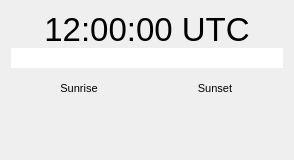
Old version of the form ui/ClockWidget.ui in the repository k5mcd/QLog.
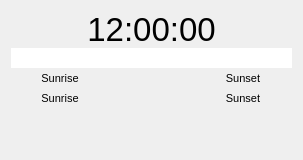
New version of the form.

The edit to the form file:
```diff
--- a/ui/ClockWidget.ui
+++ b/ui/ClockWidget.ui
@@ -6,7 +6,7 @@
    <rect>
     <x>0</x>
     <y>0</y>
-    <width>294</width>
+    <width>303</width>
     <height>160</height>
    </rect>
   </property>
@@ -25,7 +25,7 @@
       </font>
      </property>
      <property name="text">
-      <string>12:00:00 UTC</string>
+      <string>12:00:00</string>
      </property>
      <property name="alignment">
       <set>Qt::AlignCenter</set>
@@ -68,56 +68,136 @@
    </item>
    <item>
     <layout class="QHBoxLayout" name="horizontalLayout_2">
+     <item>
+      <spacer name="horizontalSpacer_6">
+       <property name="orientation">
+        <enum>Qt::Horizontal</enum>
+       </property>
+       <property name="sizeHint" stdset="0">
+        <size>
+         <width>40</width>
+         <height>20</height>
+        </size>
+       </property>
+      </spacer>
+     </item>
      <item>
       <widget class="QLabel" name="sunRiseLabel">
        <property name="sizePolicy">
-        <sizepolicy hsizetype="Expanding" vsizetype="Preferred">
+        <sizepolicy hsizetype="Maximum" vsizetype="Preferred">
          <horstretch>0</horstretch>
          <verstretch>0</verstretch>
         </sizepolicy>
        </property>
        <property name="minimumSize">
         <size>
-         <width>60</width>
+         <width>50</width>
          <height>0</height>
         </size>
        </property>
+       <property name="font">
+        <font>
+         <pointsize>8</pointsize>
+        </font>
+       </property>
        <property name="text">
-        <string/>
+        <string>Sunrise</string>
        </property>
        <property name="alignment">
         <set>Qt::AlignCenter</set>
        </property>
       </widget>
      </item>
+     <item>
+      <spacer name="horizontalSpacer_2">
+       <property name="orientation">
+        <enum>Qt::Horizontal</enum>
+       </property>
+       <property name="sizeType">
+        <enum>QSizePolicy::Maximum</enum>
+       </property>
+       <property name="sizeHint" stdset="0">
+        <size>
+         <width>150</width>
+         <height>20</height>
+        </size>
+       </property>
+      </spacer>
+     </item>
      <item>
       <widget class="QLabel" name="sunSetLabel">
        <property name="sizePolicy">
-        <sizepolicy hsizetype="Expanding" vsizetype="Preferred">
+        <sizepolicy hsizetype="Maximum" vsizetype="Preferred">
          <horstretch>0</horstretch>
          <verstretch>0</verstretch>
         </sizepolicy>
        </property>
        <property name="minimumSize">
         <size>
-         <width>60</width>
+         <width>50</width>
          <height>0</height>
         </size>
        </property>
+       <property name="font">
+        <font>
+         <pointsize>8</pointsize>
+        </font>
+       </property>
        <property name="text">
-        <string/>
+        <string>Sunset</string>
        </property>
        <property name="alignment">
         <set>Qt::AlignCenter</set>
        </property>
       </widget>
      </item>
+     <item>
+      <spacer name="horizontalSpacer_5">
+       <property name="orientation">
+        <enum>Qt::Horizontal</enum>
+       </property>
+       <property name="sizeHint" stdset="0">
+        <size>
+         <width>40</width>
+         <height>20</height>
+        </size>
+       </property>
+      </spacer>
+     </item>
     </layout>
    </item>
    <item>
     <layout class="QHBoxLayout" name="horizontalLayout">
+     <item>
+      <spacer name="horizontalSpacer_3">
+       <property name="orientation">
+        <enum>Qt::Horizontal</enum>
+       </property>
+       <property name="sizeHint" stdset="0">
+        <size>
+         <width>40</width>
+         <height>20</height>
+        </size>
+       </property>
+      </spacer>
+     </item>
      <item>
       <widget class="QLabel" name="label">
+       <property name="enabled">
+        <bool>true</bool>
+       </property>
+       <property name="sizePolicy">
+        <sizepolicy hsizetype="Maximum" vsizetype="Preferred">
+         <horstretch>0</horstretch>
+         <verstretch>0</verstretch>
+        </sizepolicy>
+       </property>
+       <property name="minimumSize">
+        <size>
+         <width>50</width>
+         <height>0</height>
+        </size>
+       </property>
        <property name="font">
         <font>
          <pointsize>8</pointsize>
@@ -131,8 +211,36 @@
        </property>
       </widget>
      </item>
+     <item>
+      <spacer name="horizontalSpacer">
+       <property name="orientation">
+        <enum>Qt::Horizontal</enum>
+       </property>
+       <property name="sizeType">
+        <enum>QSizePolicy::Maximum</enum>
+       </property>
+       <property name="sizeHint" stdset="0">
+        <size>
+         <width>150</width>
+         <height>20</height>
+        </size>
+       </property>
+      </spacer>
+     </item>
      <item>
       <widget class="QLabel" name="label_2">
+       <property name="sizePolicy">
+        <sizepolicy hsizetype="Maximum" vsizetype="Preferred">
+         <horstretch>0</horstretch>
+         <verstretch>0</verstretch>
+        </sizepolicy>
+       </property>
+       <property name="minimumSize">
+        <size>
+         <width>50</width>
+         <height>0</height>
+        </size>
+       </property>
        <property name="font">
         <font>
          <pointsize>8</pointsize>
@@ -146,6 +254,19 @@
        </property>
       </widget>
      </item>
+     <item>
+      <spacer name="horizontalSpacer_4">
+       <property name="orientation">
+        <enum>Qt::Horizontal</enum>
+       </property>
+       <property name="sizeHint" stdset="0">
+        <size>
+         <width>40</width>
+         <height>20</height>
+        </size>
+       </property>
+      </spacer>
+     </item>
     </layout>
    </item>
    <item>
```
